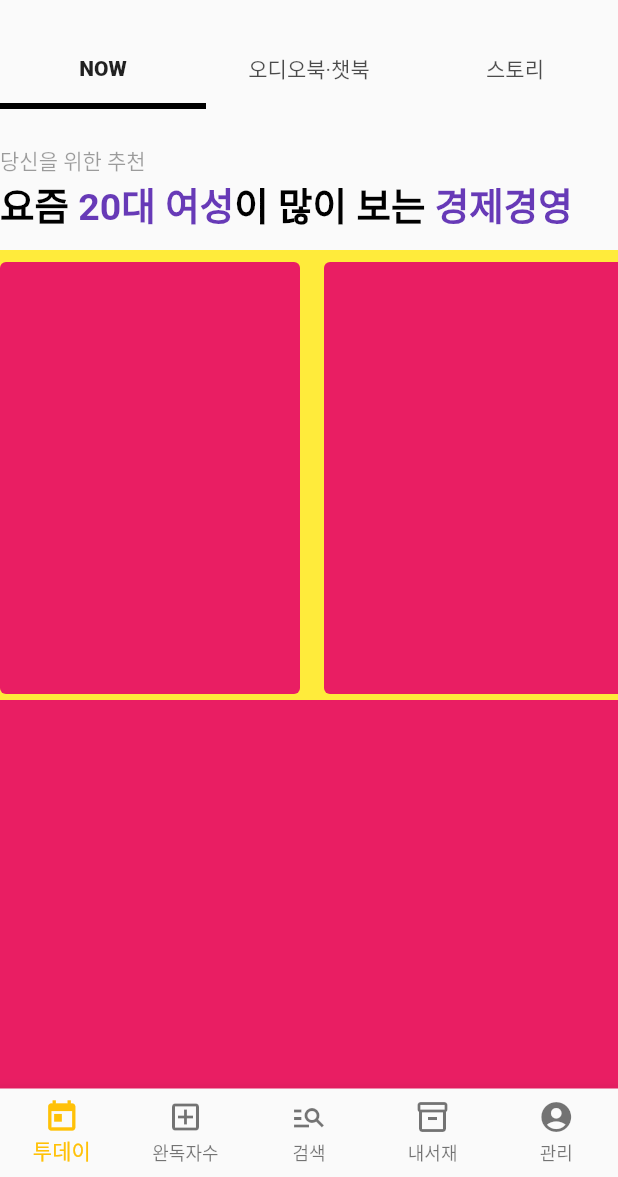
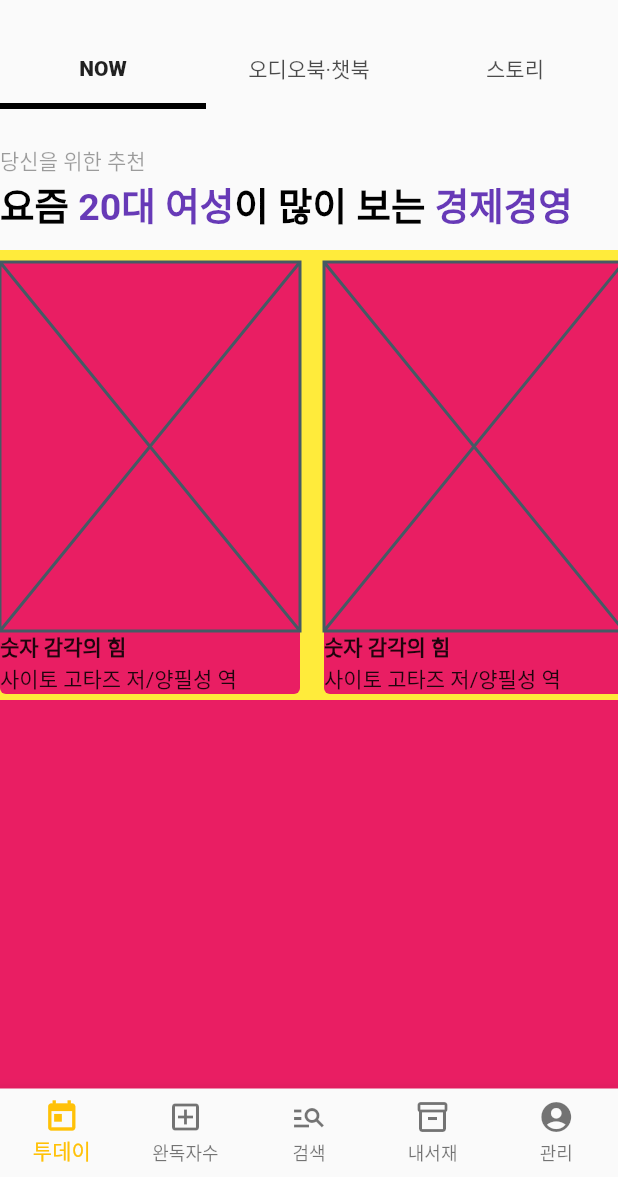
Before and after one commit to kangsudal/millie, a Flutter app: the screen it shows after launch, scrolled down 576 dp, on a phone screen of 412 x 824 dp, the part 59-1236 px from its top. Run offline on Flutter 3.47's test engine with Material 2 defaults, Android fonts, the phone set to English and light mode, and no system bars; our stand-ins replace carousel_slider.

Commit message:
Add book name and author text

```diff
--- a/lib/screens/0_today/tab_widdget/tab_now.dart
+++ b/lib/screens/0_today/tab_widdget/tab_now.dart
@@ -45,6 +45,7 @@ class NewWidget3 extends StatelessWidget {
     return Column(
       crossAxisAlignment: CrossAxisAlignment.start,
       children: [
+        //title
         Container(
           height: 70,
           // color: Colors.brown,
@@ -81,6 +82,7 @@ class NewWidget3 extends StatelessWidget {
             ],
           ),
         ),
+        //contents
         Container(
           height: 300,
           color: Colors.yellow,
@@ -94,6 +96,16 @@ class NewWidget3 extends StatelessWidget {
                 decoration: BoxDecoration(
                   color: Colors.pink,
                   borderRadius: BorderRadius.circular(4),
+                ),
+                child: Column(
+                  crossAxisAlignment: CrossAxisAlignment.start,
+                  children: [
+                    Expanded(child: Placeholder()),
+
+                        Text('숫자 감각의 힘',style: TextStyle(fontWeight: FontWeight.bold),),
+                        Text('사이토 고타즈 저/양필성 역'),
+
+                  ],
                 ),
               );
             },
```
